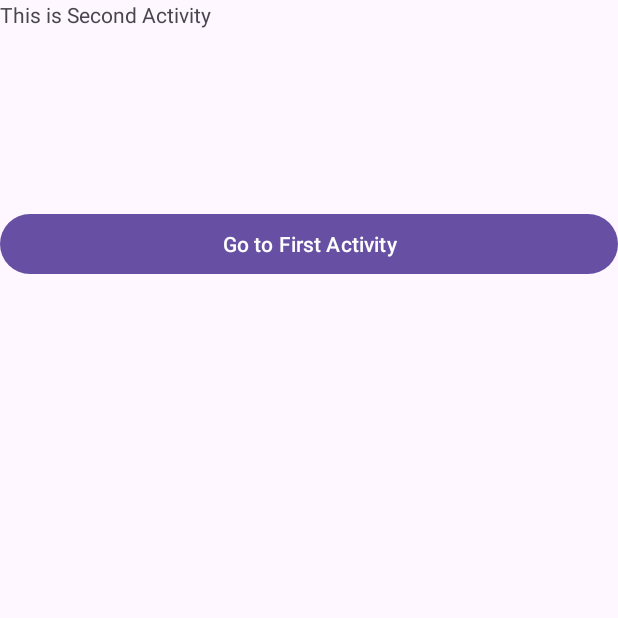
After one commit to dipenghale/android_widgets_and_layouts, an Android app: the SecondActivity screen opened directly, with no data from a screen before it, on a phone screen of 412 x 824 dp, the top half of it. The commit adds this screen. Run offline under Robolectric (Android 15) with nearby library versions, the phone set to English and light mode, and no system bars.

Commit message:
android activities

```diff
--- /dev/null
+++ b/app/src/main/java/com/example/myveryfirstapp/SecondActivity.java
@@ -0,0 +1,33 @@
+package com.example.myveryfirstapp;
+
+import android.content.Intent;
+import android.os.Bundle;
+import android.widget.Button;
+import android.widget.TextView;
+
+import androidx.appcompat.app.AppCompatActivity;
+
+public class SecondActivity extends AppCompatActivity {
+
+    @Override
+    protected void onCreate(Bundle savedInstanceState) {
+        super.onCreate(savedInstanceState);
+
+        setContentView(R.layout.second_actity);
+        TextView msg = findViewById(R.id.displaymsg);
+         Bundle bundle = getIntent().getExtras();
+         if(bundle!=null){
+
+             String name = bundle.getString("myname");
+             String phone = bundle.getString("myphone");
+             msg.setText("Name: "+name+" Phone: "+phone);
+         }
+
+        Button btn = findViewById(R.id.gotofirst);
+        btn.setOnClickListener(v->{
+            Intent intent = new Intent(this, FirstActivity.class);
+            startActivity(intent);
+        });
+
+    }
+}
--- /dev/null
+++ b/app/src/main/res/layout/second_actity.xml
@@ -0,0 +1,31 @@
+<?xml version="1.0" encoding="utf-8"?>
+<LinearLayout xmlns:android="http://schemas.android.com/apk/res/android"
+    xmlns:tools="http://schemas.android.com/tools"
+    android:id="@+id/main"
+    android:orientation="vertical"
+    android:layout_width="match_parent"
+    android:layout_height="match_parent"
+    tools:context=".SecondActivity">
+
+    <TextView
+        android:layout_width="match_parent"
+        android:layout_height="wrap_content"
+        android:text="This is Second Activity">
+
+    </TextView>
+
+    <TextView
+        android:id="@+id/displaymsg"
+        android:layout_width="match_parent"
+        android:layout_height="wrap_content"
+        android:layout_marginTop="50dp"
+        android:layout_marginBottom="50dp">    </TextView>
+    <Button
+        android:id="@+id/gotofirst"
+        android:layout_width="match_parent"
+        android:layout_height="wrap_content"
+        android:text="Go to First Activity">
+
+    </Button>
+
+</LinearLayout>
--- a/app/src/main/res/values/strings.xml
+++ b/app/src/main/res/values/strings.xml
@@ -1,5 +1,5 @@
 <resources>
-    <string name="app_name">My Very First App</string>
+    <string name="app_name">My PK App</string>
     <string-array name="country_list">
         <item>Nepal</item>
         <item>India</item>
```
Also changed, not shown: app/src/main/AndroidManifest.xml (+7 -1 lines), app/src/main/java/com/example/myveryfirstapp/FirstActivity.java (added, +71 -0 lines), app/src/main/res/layout/first_activity.xml (added, +21 -0 lines), app/src/main/res/drawable/padmakanya.jpg (added).
